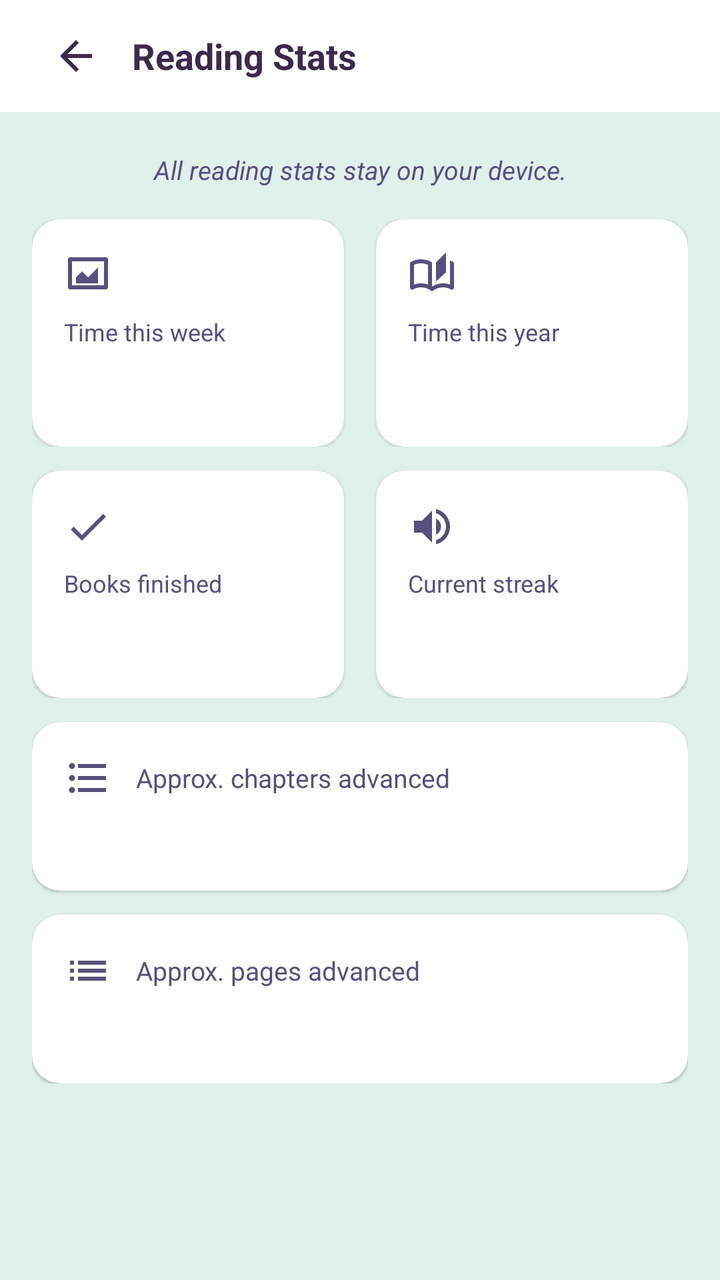
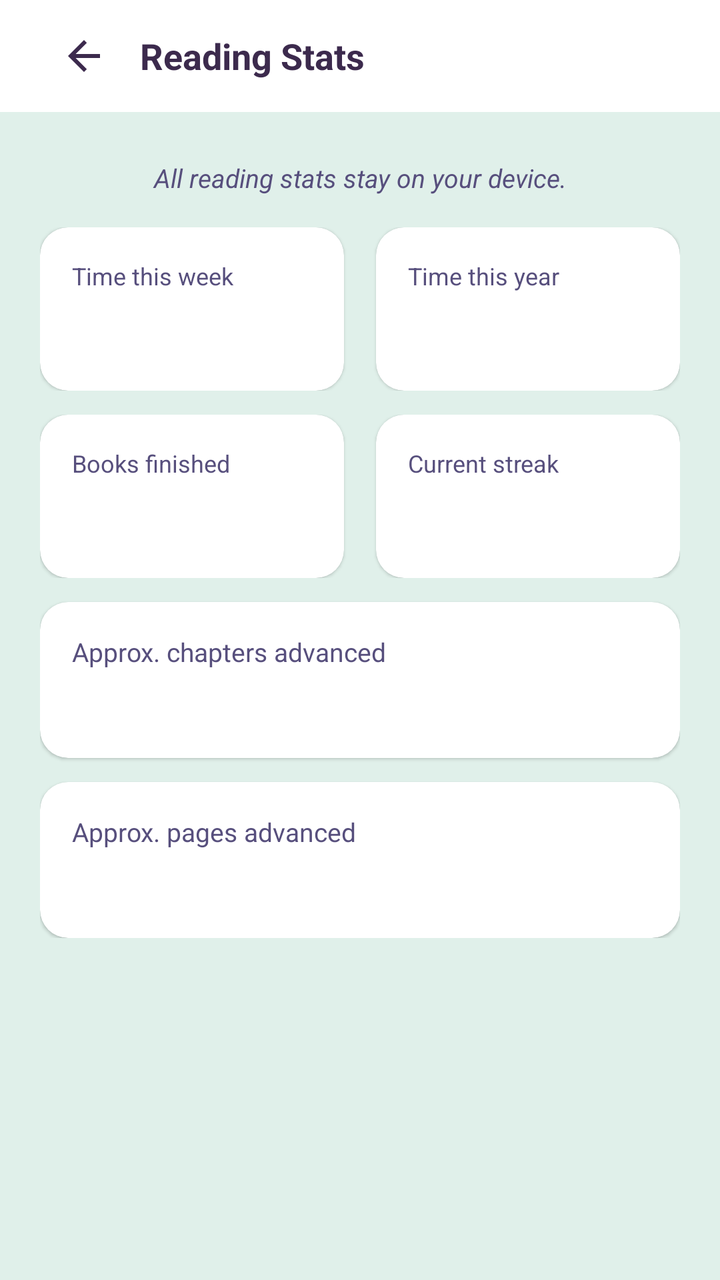

Two renders of the same Android screen: before a commit and after it. Below are the layout's source before the change and the commit's diff.
<!-- AndroidManifest.xml: activity theme Theme.EpubReader -->
<!-- res/layout/activity_reading_stats.xml -->
<?xml version="1.0" encoding="utf-8"?>
<ScrollView xmlns:android="http://schemas.android.com/apk/res/android"
    xmlns:app="http://schemas.android.com/apk/res-auto"
    android:layout_width="match_parent"
    android:layout_height="match_parent"
    android:fillViewport="true"
    android:background="?android:colorBackground">

    <LinearLayout
        android:layout_width="match_parent"
        android:layout_height="wrap_content"
        android:orientation="vertical">

        
        <LinearLayout
            android:layout_width="match_parent"
            android:layout_height="56dp"
            android:gravity="center_vertical"
            android:orientation="horizontal"
            android:paddingStart="@dimen/app_screen_edge_h"
            android:paddingEnd="@dimen/app_screen_edge_h"
            android:background="?attr/colorSurface">

            <ImageButton
                android:id="@+id/statsBack"
                android:layout_width="@dimen/app_icon_button_size"
                android:layout_height="@dimen/app_icon_button_size"
                android:background="?attr/selectableItemBackgroundBorderless"
                android:contentDescription="@string/action_back"
                android:src="@drawable/ic_arrow_back"
                app:tint="?android:textColorPrimary" />

            <TextView
                android:layout_width="0dp"
                android:layout_height="wrap_content"
                android:layout_weight="1"
                android:layout_marginStart="@dimen/app_text_row_padding_h"
                android:text="@string/stats_title"
                android:textColor="?android:textColorPrimary"
                android:textSize="18sp"
                android:textStyle="bold" />
        </LinearLayout>

        <LinearLayout
            android:id="@+id/statsRoot"
            android:layout_width="match_parent"
            android:layout_height="wrap_content"
            android:orientation="vertical"
            android:padding="@dimen/app_screen_edge_h">

            
            <TextView
                android:layout_width="match_parent"
                android:layout_height="wrap_content"
                android:layout_marginTop="4dp"
                android:gravity="center"
                android:text="@string/stats_privacy"
                android:textColor="?android:textColorSecondary"
                android:textSize="13sp"
                android:textStyle="italic" />

            
            <LinearLayout
                android:layout_width="match_parent"
                android:layout_height="wrap_content"
                android:layout_marginTop="16dp"
                android:orientation="horizontal"
                android:weightSum="2">

                
                <com.google.android.material.card.MaterialCardView
                    android:layout_width="0dp"
                    android:layout_height="wrap_content"
                    android:layout_weight="1"
                    android:layout_marginEnd="8dp"
                    app:cardBackgroundColor="?attr/colorSurface"
                    app:cardCornerRadius="14dp"
                    app:cardElevation="1dp">

                    <LinearLayout
                        android:layout_width="match_parent"
                        android:layout_height="wrap_content"
                        android:orientation="vertical"
                        android:padding="@dimen/app_card_padding">

                        <ImageView
                            android:layout_width="24dp"
                            android:layout_height="24dp"
                            android:contentDescription="@string/stats_time_week"
                            android:src="@drawable/ic_stats"
                            app:tint="?android:textColorSecondary" />

                        <TextView
                            android:layout_width="match_parent"
                            android:layout_height="wrap_content"
                            android:layout_marginTop="8dp"
                            android:text="@string/stats_time_week"
                            android:textColor="?android:textColorSecondary"
                            android:textSize="12sp" />

                        <TextView
                            android:id="@+id/statsWeek"
                            android:layout_width="match_parent"
                            android:layout_height="wrap_content"
                            android:layout_marginTop="4dp"
                            android:textColor="?android:textColorPrimary"
                            android:textSize="22sp"
                            android:textStyle="bold" />
                    </LinearLayout>
                </com.google.android.material.card.MaterialCardView>

                
                <com.google.android.material.card.MaterialCardView
                    android:layout_width="0dp"
                    android:layout_height="wrap_content"
                    android:layout_weight="1"
                    android:layout_marginStart="8dp"
                    app:cardBackgroundColor="?attr/colorSurface"
                    app:cardCornerRadius="14dp"
                    app:cardElevation="1dp">

                    <LinearLayout
                        android:layout_width="match_parent"
                        android:layout_height="wrap_content"
                        android:orientation="vertical"
                        android:padding="@dimen/app_card_padding">

                        <ImageView
                            android:layout_width="24dp"
                            android:layout_height="24dp"
                            android:contentDescription="@string/stats_time_year"
                            android:src="@drawable/ic_menu_book"
                            app:tint="?android:textColorSecondary" />

                        <TextView
                            android:layout_width="match_parent"
                            android:layout_height="wrap_content"
                            android:layout_marginTop="8dp"
                            android:text="@string/stats_time_year"
                            android:textColor="?android:textColorSecondary"
                            android:textSize="12sp" />

                        <TextView
                            android:id="@+id/statsYear"
                            android:layout_width="match_parent"
                            android:layout_height="wrap_content"
                            android:layout_marginTop="4dp"
                            android:textColor="?android:textColorPrimary"
                            android:textSize="22sp"
                            android:textStyle="bold" />
                    </LinearLayout>
                </com.google.android.material.card.MaterialCardView>
            </LinearLayout>

            
            <LinearLayout
                android:layout_width="match_parent"
                android:layout_height="wrap_content"
                android:layout_marginTop="12dp"
                android:orientation="horizontal"
                android:weightSum="2">

                
                <com.google.android.material.card.MaterialCardView
                    android:layout_width="0dp"
                    android:layout_height="wrap_content"
                    android:layout_weight="1"
                    android:layout_marginEnd="8dp"
                    app:cardBackgroundColor="?attr/colorSurface"
                    app:cardCornerRadius="14dp"
                    app:cardElevation="1dp">

                    <LinearLayout
                        android:layout_width="match_parent"
                        android:layout_height="wrap_content"
                        android:orientation="vertical"
                        android:padding="@dimen/app_card_padding">

                        <ImageView
                            android:layout_width="24dp"
                            android:layout_height="24dp"
                            android:contentDescription="@string/stats_books_finished"
                            android:src="@drawable/ic_check"
                            app:tint="?android:textColorSecondary" />

                        <TextView
                            android:layout_width="match_parent"
                            android:layout_height="wrap_content"
                            android:layout_marginTop="8dp"
                            android:text="@string/stats_books_finished"
                            android:textColor="?android:textColorSecondary"
                            android:textSize="12sp" />

                        <TextView
                            android:id="@+id/statsFinished"
                            android:layout_width="match_parent"
                            android:layout_height="wrap_content"
                            android:layout_marginTop="4dp"
                            android:textColor="?android:textColorPrimary"
                            android:textSize="22sp"
                            android:textStyle="bold" />
                    </LinearLayout>
                </com.google.android.material.card.MaterialCardView>

                
                <com.google.android.material.card.MaterialCardView
                    android:layout_width="0dp"
                    android:layout_height="wrap_content"
                    android:layout_weight="1"
                    android:layout_marginStart="8dp"
                    app:cardBackgroundColor="?attr/colorSurface"
                    app:cardCornerRadius="14dp"
                    app:cardElevation="1dp">

                    <LinearLayout
                        android:layout_width="match_parent"
                        android:layout_height="wrap_content"
                        android:orientation="vertical"
                        android:padding="@dimen/app_card_padding">

                        <ImageView
                            android:layout_width="24dp"
                            android:layout_height="24dp"
                            android:contentDescription="@string/stats_current_streak"
                            android:src="@drawable/ic_volume"
                            app:tint="?android:textColorSecondary" />

                        <TextView
                            android:layout_width="match_parent"
                            android:layout_height="wrap_content"
                            android:layout_marginTop="8dp"
                            android:text="@string/stats_current_streak"
                            android:textColor="?android:textColorSecondary"
                            android:textSize="12sp" />

                        <TextView
                            android:id="@+id/statsStreak"
                            android:layout_width="match_parent"
                            android:layout_height="wrap_content"
                            android:layout_marginTop="4dp"
                            android:textColor="?android:textColorPrimary"
                            android:textSize="22sp"
                            android:textStyle="bold" />
                    </LinearLayout>
                </com.google.android.material.card.MaterialCardView>
            </LinearLayout>

            
            <com.google.android.material.card.MaterialCardView
                android:layout_width="match_parent"
                android:layout_height="wrap_content"
                android:layout_marginTop="12dp"
                app:cardBackgroundColor="?attr/colorSurface"
                app:cardCornerRadius="14dp"
                app:cardElevation="1dp">

                <LinearLayout
                    android:layout_width="match_parent"
                    android:layout_height="wrap_content"
                    android:orientation="vertical"
                    android:padding="@dimen/app_card_padding">

                    <LinearLayout
                        android:layout_width="match_parent"
                        android:layout_height="wrap_content"
                        android:gravity="center_vertical"
                        android:orientation="horizontal">

                        <ImageView
                            android:layout_width="24dp"
                            android:layout_height="24dp"
                            android:contentDescription="@string/stats_chapters"
                            android:src="@drawable/ic_toc"
                            app:tint="?android:textColorSecondary" />

                        <TextView
                            android:layout_width="0dp"
                            android:layout_height="wrap_content"
                            android:layout_weight="1"
                            android:layout_marginStart="12dp"
                            android:text="@string/stats_chapters"
                            android:textColor="?android:textColorSecondary"
                            android:textSize="13sp" />
                    </LinearLayout>

                    <TextView
                        android:id="@+id/statsChapters"
                        android:layout_width="match_parent"
                        android:layout_height="wrap_content"
                        android:layout_marginTop="4dp"
                        android:layout_marginStart="36dp"
                        android:textColor="?android:textColorPrimary"
                        android:textSize="18sp" />
                </LinearLayout>
            </com.google.android.material.card.MaterialCardView>

            
            <com.google.android.material.card.MaterialCardView
                android:layout_width="match_parent"
                android:layout_height="wrap_content"
                android:layout_marginTop="12dp"
                app:cardBackgroundColor="?attr/colorSurface"
                app:cardCornerRadius="14dp"
                app:cardElevation="1dp">

                <LinearLayout
                    android:layout_width="match_parent"
                    android:layout_height="wrap_content"
                    android:orientation="vertical"
                    android:padding="@dimen/app_card_padding">

                    <LinearLayout
                        android:layout_width="match_parent"
                        android:layout_height="wrap_content"
                        android:gravity="center_vertical"
                        android:orientation="horizontal">

                        <ImageView
                            android:layout_width="24dp"
                            android:layout_height="24dp"
                            android:contentDescription="@string/stats_pages"
                            android:src="@drawable/ic_list"
                            app:tint="?android:textColorSecondary" />

                        <TextView
                            android:layout_width="0dp"
                            android:layout_height="wrap_content"
                            android:layout_weight="1"
                            android:layout_marginStart="12dp"
                            android:text="@string/stats_pages"
                            android:textColor="?android:textColorSecondary"
                            android:textSize="13sp" />
                    </LinearLayout>

                    <TextView
                        android:id="@+id/statsPages"
                        android:layout_width="match_parent"
                        android:layout_height="wrap_content"
                        android:layout_marginTop="4dp"
                        android:layout_marginStart="36dp"
                        android:textColor="?android:textColorPrimary"
                        android:textSize="18sp" />
                </LinearLayout>
            </com.google.android.material.card.MaterialCardView>
        </LinearLayout>
    </LinearLayout>
</ScrollView>
<!-- resources referenced by this layout -->
<resources>
  <dimen name="app_screen_edge_h">16dp</dimen>
  <!-- drawable ic_check (drawable) -->
  <?xml version="1.0" encoding="utf-8"?>
  <vector xmlns:android="http://schemas.android.com/apk/res/android"
      android:width="24dp" android:height="24dp"
      android:viewportWidth="24" android:viewportHeight="24">
      <path android:fillColor="@android:color/white" android:pathData="M9 16.17L4.83 12l-1.42 1.41L9 19 21 7l-1.41-1.41z" />
  </vector>
  <!-- drawable ic_list (drawable) -->
  <?xml version="1.0" encoding="utf-8"?>
  <vector xmlns:android="http://schemas.android.com/apk/res/android"
      android:width="24dp" android:height="24dp"
      android:viewportWidth="24" android:viewportHeight="24">
      <path android:fillColor="@android:color/white" android:pathData="M3 13h2v-2H3v2zm0 4h2v-2H3v2zm0-8h2V7H3v2zm4 4h14v-2H7v2zm0 4h14v-2H7v2zM7 7v2h14V7H7z" />
  </vector>
  <!-- drawable ic_menu_book (drawable) -->
  <?xml version="1.0" encoding="utf-8"?>
  <vector xmlns:android="http://schemas.android.com/apk/res/android"
      android:width="24dp"
      android:height="24dp"
      android:viewportWidth="24"
      android:viewportHeight="24">
  
      <path
          android:fillColor="@android:color/white"
          android:pathData="M12,20
              q-1.2,-0.95 -2.6,-1.475
              T6.5,18
              q-1.05,0 -2.062,0.275
              T2.5,19.05
              q-0.525,0.275 -1.012,-0.025
              T1,18.15
              V6.1
              q0,-0.275 0.138,-0.525
              T1.55,5.2
              q1.15,-0.6 2.4,-0.9
              T6.5,4
              q1.45,0 2.838,0.375
              T12,5.5
              v12.1
              q1.275,-0.8 2.675,-1.2
              T17.5,16
              q0.9,0 1.763,0.15
              T21,16.6
              v-12
              q0.375,0.125 0.738,0.263
              T22.45,5.2
              q0.275,0.125 0.413,0.375
              T23,6.1
              v12.05
              q0,0.575 -0.487,0.875
              T21.5,19.05
              q-0.925,-0.5 -1.937,-0.775
              T17.5,18
              q-1.5,0 -2.9,0.525
              T12,20
              M14,15
              V5.5
              l5,-5
              v10
              l-5,4.5
              Z
              M10,16.625
              V6.725
              q-0.825,-0.35 -1.713,-0.537
              T6.5,6
              q-0.925,0 -1.8,0.175
              T3,6.7
              v9.925
              q0.875,-0.325 1.738,-0.475
              T6.5,16
              q0.925,0 1.763,0.15
              T10,16.625
              M10,16.625
              v-9.9
              Z" />
  
  </vector>
  <!-- drawable ic_stats (drawable) -->
  <?xml version="1.0" encoding="utf-8"?>
  <vector xmlns:android="http://schemas.android.com/apk/res/android"
      android:width="24dp"
      android:height="24dp"
      android:viewportWidth="24"
      android:viewportHeight="24"
      android:tint="?android:textColorPrimary">
      <path
          android:fillColor="@android:color/white"
          android:pathData="M3,3h18a1,1 0,0 1,1 1v14a1,1 0,0 1,-1 1H3a1,1 0,0 1,-1 -1V4a1,1 0,0 1,1 -1zM4,5v12h16V5H4zM6,13l3,-3 3,3 5,-5v8H6v-3z" />
  </vector>
  <!-- drawable ic_toc (drawable) -->
  <?xml version="1.0" encoding="utf-8"?>
  <vector xmlns:android="http://schemas.android.com/apk/res/android"
      android:width="24dp" android:height="24dp"
      android:viewportWidth="24" android:viewportHeight="24">
      <path android:fillColor="@android:color/white" android:pathData="M4 10.5c-.83 0-1.5.67-1.5 1.5s.67 1.5 1.5 1.5 1.5-.67 1.5-1.5-.67-1.5-1.5-1.5zm0-6C3.17 4.5 2.5 5.17 2.5 6s.67 1.5 1.5 1.5S5.5 6.83 5.5 6 4.83 4.5 4 4.5zm0 12c-.83 0-1.5.67-1.5 1.5S3.17 19.5 4 19.5s1.5-.67 1.5-1.5-.67-1.5-1.5-1.5zM7 19h14v-2H7v2zm0-6h14v-2H7v2zm0-8v2h14V5H7z" />
  </vector>
  <!-- drawable ic_volume (drawable) -->
  <vector xmlns:android="http://schemas.android.com/apk/res/android" android:width="24dp" android:height="24dp" android:viewportWidth="24" android:viewportHeight="24"><path android:fillColor="#FFFFFFFF" android:pathData="M3,9v6h4l5,5V4L7,9H3zM16.5,12c0,-1.77 -1,-3.29 -2.5,-4.03v8.05c1.5,-0.73 2.5,-2.25 2.5,-4.02zM14,3.23v2.06c2.89,0.86 5,3.54 5,6.71s-2.11,5.85 -5,6.71v2.06c4.01,-0.91 7,-4.49 7,-8.77s-2.99,-7.86 -7,-8.77z"/></vector>
  <!-- unchanged entries left out for length: 28 -->
</resources>

<!-- the commit's change to res/layout/activity_reading_stats.xml (unified diff, before → after) -->
@@ -1,6 +1,7 @@
 <?xml version="1.0" encoding="utf-8"?>
 <ScrollView xmlns:android="http://schemas.android.com/apk/res/android"
     xmlns:app="http://schemas.android.com/apk/res-auto"
+    android:id="@+id/statsRootLayout"
     android:layout_width="match_parent"
     android:layout_height="match_parent"
     android:fillViewport="true"
@@ -17,8 +18,8 @@
             android:layout_height="56dp"
             android:gravity="center_vertical"
             android:orientation="horizontal"
-            android:paddingStart="@dimen/app_screen_edge_h"
-            android:paddingEnd="@dimen/app_screen_edge_h"
+            android:paddingStart="@dimen/app_row_content_padding_h"
+            android:paddingEnd="@dimen/app_row_content_padding_h"
             android:background="?attr/colorSurface">
 
             <ImageButton
@@ -46,7 +47,7 @@
             android:layout_width="match_parent"
             android:layout_height="wrap_content"
             android:orientation="vertical"
-            android:padding="@dimen/app_screen_edge_h">
+            android:padding="@dimen/app_row_content_padding_h">
 
             
             <TextView
@@ -83,17 +84,9 @@
                         android:orientation="vertical"
                         android:padding="@dimen/app_card_padding">
 
-                        <ImageView
-                            android:layout_width="24dp"
-                            android:layout_height="24dp"
-                            android:contentDescription="@string/stats_time_week"
-                            android:src="@drawable/ic_stats"
-                            app:tint="?android:textColorSecondary" />
-
-                        <TextView
-                            android:layout_width="match_parent"
-                            android:layout_height="wrap_content"
-                            android:layout_marginTop="8dp"
+                        <TextView
+                            android:layout_width="match_parent"
+                            android:layout_height="wrap_content"
                             android:text="@string/stats_time_week"
                             android:textColor="?android:textColorSecondary"
                             android:textSize="12sp" />
@@ -125,17 +118,9 @@
                         android:orientation="vertical"
                         android:padding="@dimen/app_card_padding">
 
-                        <ImageView
-                            android:layout_width="24dp"
-                            android:layout_height="24dp"
-                            android:contentDescription="@string/stats_time_year"
-                            android:src="@drawable/ic_menu_book"
-                            app:tint="?android:textColorSecondary" />
-
-                        <TextView
-                            android:layout_width="match_parent"
-                            android:layout_height="wrap_content"
-                            android:layout_marginTop="8dp"
+                        <TextView
+                            android:layout_width="match_parent"
+                            android:layout_height="wrap_content"
                             android:text="@string/stats_time_year"
                             android:textColor="?android:textColorSecondary"
                             android:textSize="12sp" />
@@ -176,17 +161,9 @@
                         android:orientation="vertical"
                         android:padding="@dimen/app_card_padding">
 
-                        <ImageView
-                            android:layout_width="24dp"
-                            android:layout_height="24dp"
-                            android:contentDescription="@string/stats_books_finished"
-                            android:src="@drawable/ic_check"
-                            app:tint="?android:textColorSecondary" />
-
-                        <TextView
-                            android:layout_width="match_parent"
-                            android:layout_height="wrap_content"
-                            android:layout_marginTop="8dp"
+                        <TextView
+                            android:layout_width="match_parent"
+                            android:layout_height="wrap_content"
                             android:text="@string/stats_books_finished"
                             android:textColor="?android:textColorSecondary"
                             android:textSize="12sp" />
@@ -218,17 +195,9 @@
                         android:orientation="vertical"
                         android:padding="@dimen/app_card_padding">
 
-                        <ImageView
-                            android:layout_width="24dp"
-                            android:layout_height="24dp"
-                            android:contentDescription="@string/stats_current_streak"
-                            android:src="@drawable/ic_volume"
-                            app:tint="?android:textColorSecondary" />
-
-                        <TextView
-                            android:layout_width="match_parent"
-                            android:layout_height="wrap_content"
-                            android:layout_marginTop="8dp"
+                        <TextView
+                            android:layout_width="match_parent"
+                            android:layout_height="wrap_content"
                             android:text="@string/stats_current_streak"
                             android:textColor="?android:textColorSecondary"
                             android:textSize="12sp" />
@@ -260,35 +229,18 @@
                     android:orientation="vertical"
                     android:padding="@dimen/app_card_padding">
 
-                    <LinearLayout
-                        android:layout_width="match_parent"
-                        android:layout_height="wrap_content"
-                        android:gravity="center_vertical"
-                        android:orientation="horizontal">
-
-                        <ImageView
-                            android:layout_width="24dp"
-                            android:layout_height="24dp"
-                            android:contentDescription="@string/stats_chapters"
-                            android:src="@drawable/ic_toc"
-                            app:tint="?android:textColorSecondary" />
-
-                        <TextView
-                            android:layout_width="0dp"
-                            android:layout_height="wrap_content"
-                            android:layout_weight="1"
-                            android:layout_marginStart="12dp"
-                            android:text="@string/stats_chapters"
-                            android:textColor="?android:textColorSecondary"
-                            android:textSize="13sp" />
-                    </LinearLayout>
+                    <TextView
+                        android:layout_width="match_parent"
+                        android:layout_height="wrap_content"
+                        android:text="@string/stats_chapters"
+                        android:textColor="?android:textColorSecondary"
+                        android:textSize="13sp" />
 
                     <TextView
                         android:id="@+id/statsChapters"
                         android:layout_width="match_parent"
                         android:layout_height="wrap_content"
                         android:layout_marginTop="4dp"
-                        android:layout_marginStart="36dp"
                         android:textColor="?android:textColorPrimary"
                         android:textSize="18sp" />
                 </LinearLayout>
@@ -309,35 +261,18 @@
                     android:orientation="vertical"
                     android:padding="@dimen/app_card_padding">
 
-                    <LinearLayout
-                        android:layout_width="match_parent"
-                        android:layout_height="wrap_content"
-                        android:gravity="center_vertical"
-                        android:orientation="horizontal">
-
-                        <ImageView
-                            android:layout_width="24dp"
-                            android:layout_height="24dp"
-                            android:contentDescription="@string/stats_pages"
-                            android:src="@drawable/ic_list"
-                            app:tint="?android:textColorSecondary" />
-
-                        <TextView
-                            android:layout_width="0dp"
-                            android:layout_height="wrap_content"
-                            android:layout_weight="1"
-                            android:layout_marginStart="12dp"
-                            android:text="@string/stats_pages"
-                            android:textColor="?android:textColorSecondary"
-                            android:textSize="13sp" />
-                    </LinearLayout>
+                    <TextView
+                        android:layout_width="match_parent"
+                        android:layout_height="wrap_content"
+                        android:text="@string/stats_pages"
+                        android:textColor="?android:textColorSecondary"
+                        android:textSize="13sp" />
 
                     <TextView
                         android:id="@+id/statsPages"
                         android:layout_width="match_parent"
                         android:layout_height="wrap_content"
                         android:layout_marginTop="4dp"
-                        android:layout_marginStart="36dp"
                         android:textColor="?android:textColorPrimary"
                         android:textSize="18sp" />
                 </LinearLayout>
<!-- resource entries referenced after the edit -->
@@ -1,104 +1,6 @@
 <!-- resources referenced by this layout -->
 <resources>
-  <dimen name="app_screen_edge_h">16dp</dimen>
-  <!-- drawable ic_check (drawable) -->
-  <?xml version="1.0" encoding="utf-8"?>
-  <vector xmlns:android="http://schemas.android.com/apk/res/android"
-      android:width="24dp" android:height="24dp"
-      android:viewportWidth="24" android:viewportHeight="24">
-      <path android:fillColor="@android:color/white" android:pathData="M9 16.17L4.83 12l-1.42 1.41L9 19 21 7l-1.41-1.41z" />
-  </vector>
-  <!-- drawable ic_list (drawable) -->
-  <?xml version="1.0" encoding="utf-8"?>
-  <vector xmlns:android="http://schemas.android.com/apk/res/android"
-      android:width="24dp" android:height="24dp"
-      android:viewportWidth="24" android:viewportHeight="24">
-      <path android:fillColor="@android:color/white" android:pathData="M3 13h2v-2H3v2zm0 4h2v-2H3v2zm0-8h2V7H3v2zm4 4h14v-2H7v2zm0 4h14v-2H7v2zM7 7v2h14V7H7z" />
-  </vector>
-  <!-- drawable ic_menu_book (drawable) -->
-  <?xml version="1.0" encoding="utf-8"?>
-  <vector xmlns:android="http://schemas.android.com/apk/res/android"
-      android:width="24dp"
-      android:height="24dp"
-      android:viewportWidth="24"
-      android:viewportHeight="24">
-  
-      <path
-          android:fillColor="@android:color/white"
-          android:pathData="M12,20
-              q-1.2,-0.95 -2.6,-1.475
-              T6.5,18
-              q-1.05,0 -2.062,0.275
-              T2.5,19.05
-              q-0.525,0.275 -1.012,-0.025
-              T1,18.15
-              V6.1
-              q0,-0.275 0.138,-0.525
-              T1.55,5.2
-              q1.15,-0.6 2.4,-0.9
-              T6.5,4
-              q1.45,0 2.838,0.375
-              T12,5.5
-              v12.1
-              q1.275,-0.8 2.675,-1.2
-              T17.5,16
-              q0.9,0 1.763,0.15
-              T21,16.6
-              v-12
-              q0.375,0.125 0.738,0.263
-              T22.45,5.2
-              q0.275,0.125 0.413,0.375
-              T23,6.1
-              v12.05
-              q0,0.575 -0.487,0.875
-              T21.5,19.05
-              q-0.925,-0.5 -1.937,-0.775
-              T17.5,18
-              q-1.5,0 -2.9,0.525
-              T12,20
-              M14,15
-              V5.5
-              l5,-5
-              v10
-              l-5,4.5
-              Z
-              M10,16.625
-              V6.725
-              q-0.825,-0.35 -1.713,-0.537
-              T6.5,6
-              q-0.925,0 -1.8,0.175
-              T3,6.7
-              v9.925
-              q0.875,-0.325 1.738,-0.475
-              T6.5,16
-              q0.925,0 1.763,0.15
-              T10,16.625
-              M10,16.625
-              v-9.9
-              Z" />
-  
-  </vector>
-  <!-- drawable ic_stats (drawable) -->
-  <?xml version="1.0" encoding="utf-8"?>
-  <vector xmlns:android="http://schemas.android.com/apk/res/android"
-      android:width="24dp"
-      android:height="24dp"
-      android:viewportWidth="24"
-      android:viewportHeight="24"
-      android:tint="?android:textColorPrimary">
-      <path
-          android:fillColor="@android:color/white"
-          android:pathData="M3,3h18a1,1 0,0 1,1 1v14a1,1 0,0 1,-1 1H3a1,1 0,0 1,-1 -1V4a1,1 0,0 1,1 -1zM4,5v12h16V5H4zM6,13l3,-3 3,3 5,-5v8H6v-3z" />
-  </vector>
-  <!-- drawable ic_toc (drawable) -->
-  <?xml version="1.0" encoding="utf-8"?>
-  <vector xmlns:android="http://schemas.android.com/apk/res/android"
-      android:width="24dp" android:height="24dp"
-      android:viewportWidth="24" android:viewportHeight="24">
-      <path android:fillColor="@android:color/white" android:pathData="M4 10.5c-.83 0-1.5.67-1.5 1.5s.67 1.5 1.5 1.5 1.5-.67 1.5-1.5-.67-1.5-1.5-1.5zm0-6C3.17 4.5 2.5 5.17 2.5 6s.67 1.5 1.5 1.5S5.5 6.83 5.5 6 4.83 4.5 4 4.5zm0 12c-.83 0-1.5.67-1.5 1.5S3.17 19.5 4 19.5s1.5-.67 1.5-1.5-.67-1.5-1.5-1.5zM7 19h14v-2H7v2zm0-6h14v-2H7v2zm0-8v2h14V5H7z" />
-  </vector>
-  <!-- drawable ic_volume (drawable) -->
-  <vector xmlns:android="http://schemas.android.com/apk/res/android" android:width="24dp" android:height="24dp" android:viewportWidth="24" android:viewportHeight="24"><path android:fillColor="#FFFFFFFF" android:pathData="M3,9v6h4l5,5V4L7,9H3zM16.5,12c0,-1.77 -1,-3.29 -2.5,-4.03v8.05c1.5,-0.73 2.5,-2.25 2.5,-4.02zM14,3.23v2.06c2.89,0.86 5,3.54 5,6.71s-2.11,5.85 -5,6.71v2.06c4.01,-0.91 7,-4.49 7,-8.77s-2.99,-7.86 -7,-8.77z"/></vector>
+  <dimen name="app_row_content_padding_h">20dp</dimen>
   <!-- unchanged entries left out for length: 28 -->
 </resources>
 
